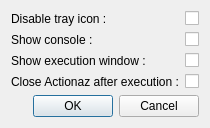
First picture: the form in gui/sfxscriptdialog.ui, repository Jmgr/actiona, before the edit.
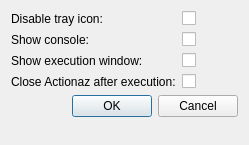
Second picture: the form after the edit.

Patch:
```diff
--- a/gui/sfxscriptdialog.ui
+++ b/gui/sfxscriptdialog.ui
@@ -6,8 +6,8 @@
    <rect>
     <x>0</x>
     <y>0</y>
-    <width>191</width>
-    <height>117</height>
+    <width>249</width>
+    <height>145</height>
    </rect>
   </property>
   <property name="windowTitle">
@@ -20,7 +20,7 @@
    <item row="0" column="0">
     <widget class="QLabel" name="label">
      <property name="text">
-      <string>Disable tray icon :</string>
+      <string>Disable tray icon:</string>
      </property>
     </widget>
    </item>
@@ -34,7 +34,7 @@
    <item row="1" column="0">
     <widget class="QLabel" name="label_3">
      <property name="text">
-      <string>Show console :</string>
+      <string>Show console:</string>
      </property>
     </widget>
    </item>
@@ -48,7 +48,7 @@
    <item row="2" column="0">
     <widget class="QLabel" name="label_4">
      <property name="text">
-      <string>Show execution window :</string>
+      <string>Show execution window:</string>
      </property>
     </widget>
    </item>
@@ -62,7 +62,7 @@
    <item row="3" column="0">
     <widget class="QLabel" name="label_5">
      <property name="text">
-      <string>Close Actionaz after execution :</string>
+      <string>Close Actionaz after execution:</string>
      </property>
     </widget>
    </item>
```
